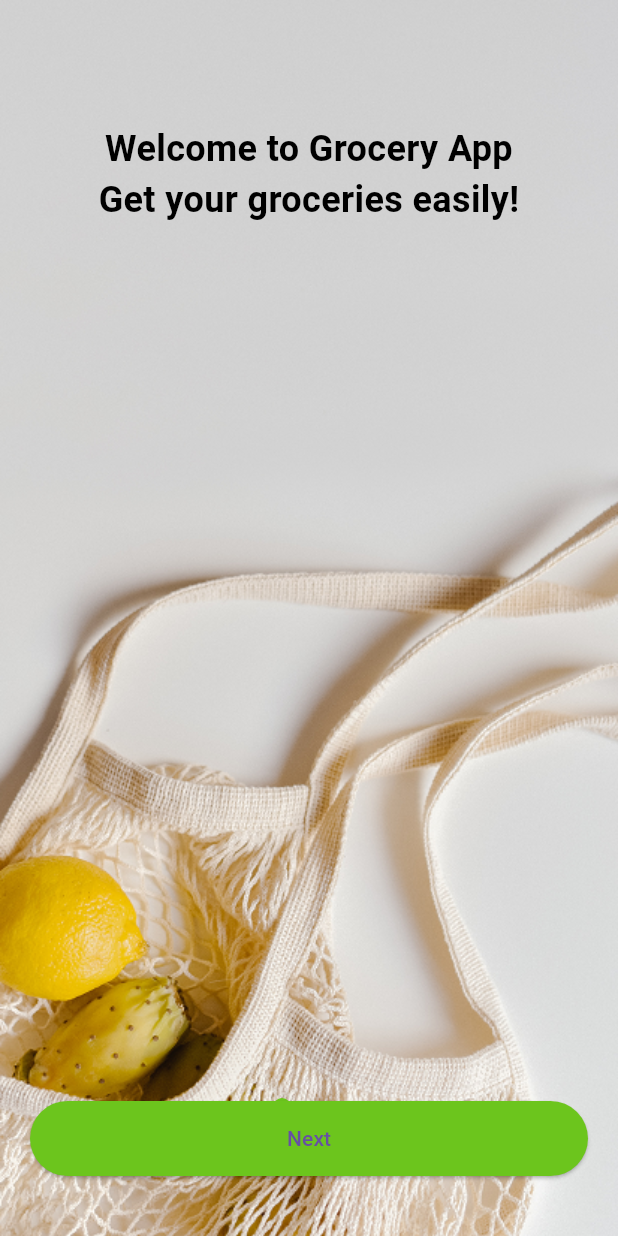
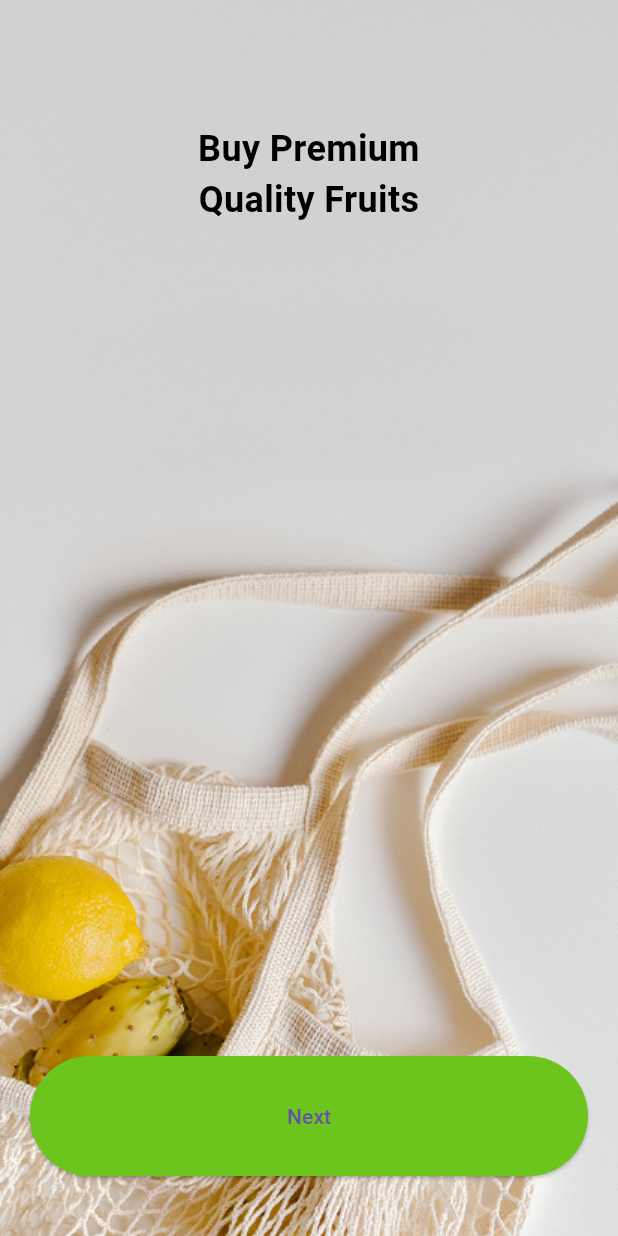
Before and after one commit to SherazArshad001/Grocery_App_Flutter, a Flutter app: the screen it shows after launch, on a phone screen of 412 x 824 dp. Run offline on Flutter 3.47's test engine with Material 3 defaults, Android fonts, the phone set to English and light mode, and no system bars; our stand-ins replace get.

Commit message:
On Boarding Code modified

```diff
--- a/lib/views/home_screen.dart
+++ b/lib/views/home_screen.dart
@@ -6,8 +6,8 @@ class HomeScreen extends StatelessWidget {
   @override
   Widget build(BuildContext context) {
     return Scaffold(
-      appBar: AppBar(title: const Text("Home Screen")),
-      body: const Center(child: Text("Welcome to Home Screen!")),
-    );
+        body: const Column(
+      children: [Text("data")],
+    ));
   }
 }
--- a/lib/views/onboarding.dart
+++ b/lib/views/onboarding.dart
@@ -17,15 +17,15 @@ class OnboardingScreen extends StatelessWidget {
     final List<Map<String, String>> onboardingData = [
       {
         "image": AppAssets.onboarding1,
-        "text": "Welcome to Grocery App\nGet your groceries easily!",
+        "text": AppConstants.onBodingText1,
       },
       {
         "image": AppAssets.onboarding2,
-        "text": "Find fresh vegetables\nand quality products.",
+        "text": AppConstants.onBodingText2,
       },
       {
         "image": AppAssets.onboarding3,
-        "text": "Fast delivery\nat your doorstep!",
+        "text": AppConstants.onBodingText3,
       },
     ];
 
@@ -55,9 +55,11 @@ class OnboardingScreen extends StatelessWidget {
                     top: screenSize.height * 0.1,
                     left: 20,
                     right: 20,
-                    child: Text(onboardingData[index]["text"]!,
+                    child: Text(
+                      onboardingData[index]["text"]!,
                       textAlign: TextAlign.center,
-                        style: AppStyles.headingStyle),
+                      style: AppStyles.headingStyle,
+                    ),
                   ),
                 ],
               );
@@ -69,7 +71,8 @@ class OnboardingScreen extends StatelessWidget {
             bottom: 80,
             left: 0,
             right: 0,
-            child: Obx(() => Row(
+            child: Obx(
+              () => Row(
                 mainAxisAlignment: MainAxisAlignment.center,
                 children: List.generate(
                   onboardingData.length,
@@ -86,7 +89,8 @@ class OnboardingScreen extends StatelessWidget {
                     ),
                   ),
                 ),
-                )),
+              ),
+            ),
           ),
 
           /// Next Button
@@ -94,16 +98,22 @@ class OnboardingScreen extends StatelessWidget {
             bottom: 40,
             left: 20,
             right: 20,
-            child: Obx(() => ElevatedButton(
+            child: Obx(
+              () => ElevatedButton(
                 onPressed: controller.nextPage,
                 style: ElevatedButton.styleFrom(
                   backgroundColor: AppColors.primaryColor,
-                    padding: const EdgeInsets.symmetric(vertical: 15),
+                  padding: const EdgeInsets.symmetric(
+                    vertical: 30,
                   ),
-                  child: Text(controller.currentPage.value == 2
+                ),
+                child: Text(
+                  controller.currentPage.value == 2
                       ? AppConstants.getStarted
-                      : "Next"),
-                )),
+                      : AppConstants.next,
+                ),
+              ),
+            ),
           ),
         ],
       ),
```
Lines whose indentation alone changed are shown as unchanged.
